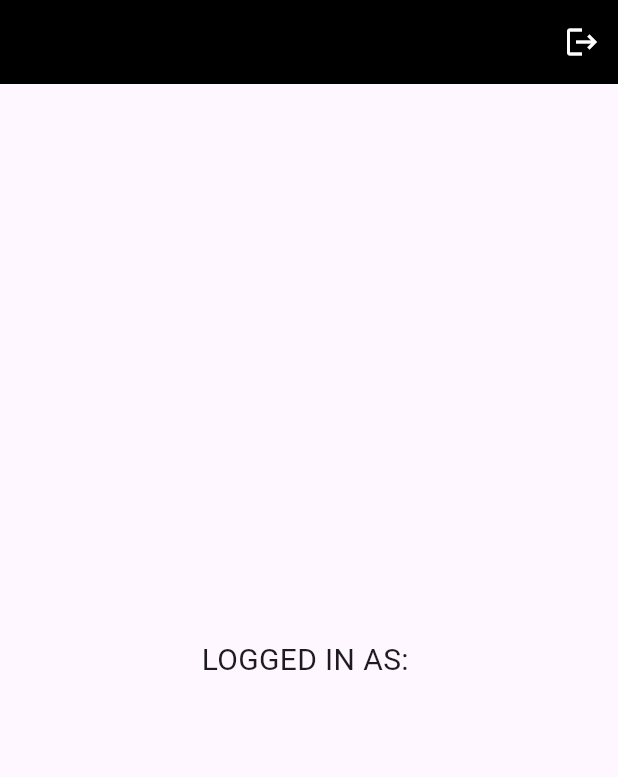
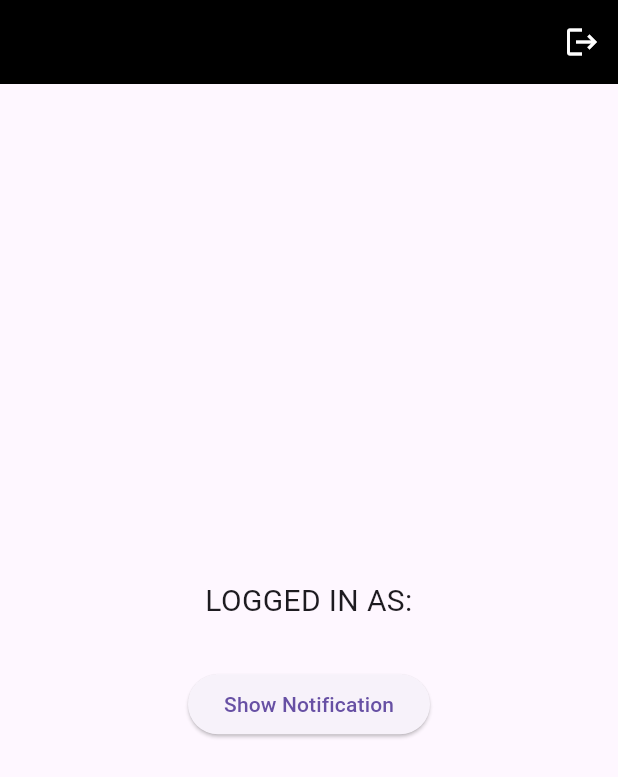
Before and after one commit to milan-koirala/flutterfire_auth_app, a Flutter app: the screen it shows once a user with an empty profile is signed in, after a tap on the "logout" icon, on a phone screen of 412 x 824 dp. Shown: the top 777 px of the screen. Run offline on Flutter 3.47's test engine with Material 3 defaults, Android fonts, the phone set to English and light mode, and no system bars; our stand-ins replace firebase_auth, firebase_core, flutter_local_notifications, google_sign_in; accounts and stored records are empty.

Commit message:
Add test notification button in HomePage with notification service integration

```diff
--- a/lib/pages/home_page.dart
+++ b/lib/pages/home_page.dart
@@ -1,14 +1,15 @@
 import 'package:firebase_auth/firebase_auth.dart';
 import 'package:flutter/material.dart';
+import 'package:flutterfire_auth/services/noti_service.dart';
 
 class HomePage extends StatelessWidget {
   HomePage({super.key});
 
   final user = FirebaseAuth.instance.currentUser!;
 
-  // sign user out method
+  // Sign user out method
   void signUserOut() async {
-    FirebaseAuth.instance.signOut();
+    await FirebaseAuth.instance.signOut();
   }
 
   @override
@@ -19,14 +20,34 @@ class HomePage extends StatelessWidget {
         actions: [
           IconButton(
             onPressed: signUserOut,
-            icon: Icon(Icons.logout, color: Colors.white),
+            icon: const Icon(Icons.logout, color: Colors.white),
           ),
         ],
       ),
       body: Center(
-        child: Text(
-          "LOGGED IN AS: " + user.email!,
-          style: TextStyle(fontSize: 20),
+        child: Column(
+          mainAxisAlignment: MainAxisAlignment.center,
+          children: [
+            Text(
+              "LOGGED IN AS: ${user.email!}",
+              style: const TextStyle(fontSize: 20),
+              textAlign: TextAlign.center,
+            ),
+            const SizedBox(height: 30),
+
+            Padding(
+              padding: const EdgeInsets.symmetric(horizontal: 20),
+              child: ElevatedButton(
+                onPressed: () async {
+                  await NotiService().showNotification(
+                    title: "Test Notification",
+                    body: "This is a test notification!",
+                  );
+                },
+                child: const Text("Show Notification"),
+              ),
+            ),
+          ],
         ),
       ),
     );
```
